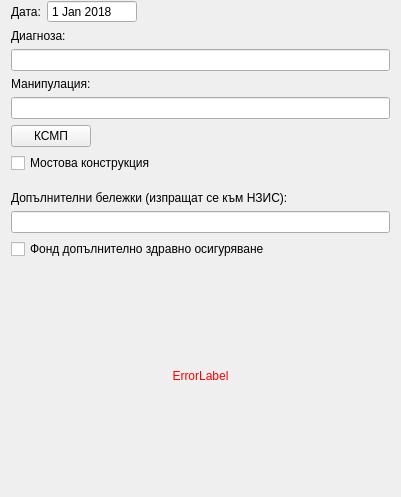
Before: the Qt Designer form src/View/SubWidgets/CommonFields.ui in thefinalcutbg/DinoDent, drawn with Qt 5.
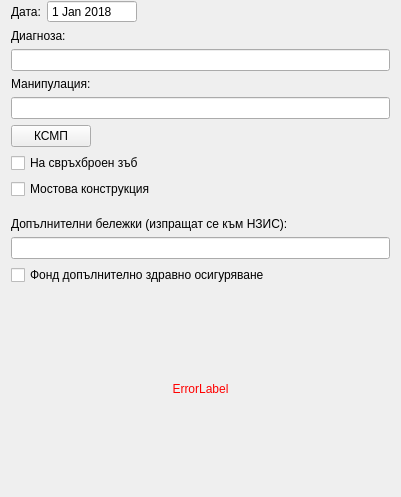
After: the same form once the commit is applied. Custom widgets are drawn as their Qt base class.

Commit message: Hyperdontic procedure fully implemented. Zodiac bug fix :D

```diff
--- a/src/View/SubWidgets/CommonFields.ui
+++ b/src/View/SubWidgets/CommonFields.ui
@@ -135,6 +135,13 @@
      </item>
     </layout>
    </item>
+   <item>
+    <widget class="QCheckBox" name="hyperdonticCheckBox">
+     <property name="text">
+      <string>На свръхброен зъб</string>
+     </property>
+    </widget>
+   </item>
    <item>
     <widget class="QCheckBox" name="bridgeCheckBox">
      <property name="text">
```
The commit also changes 26 other files.
